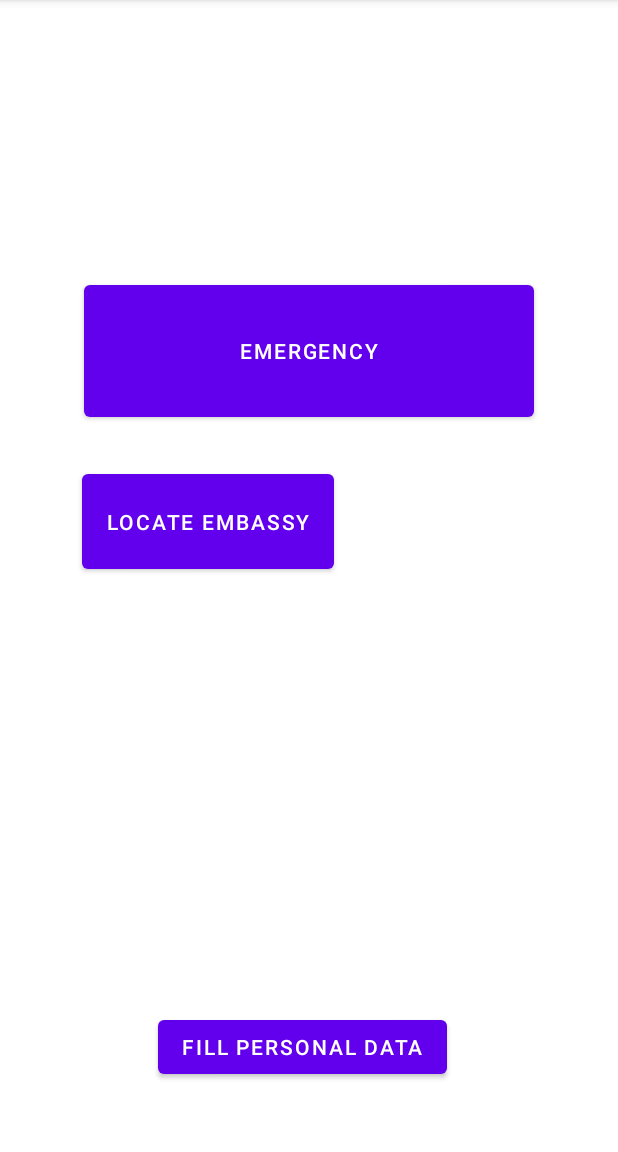
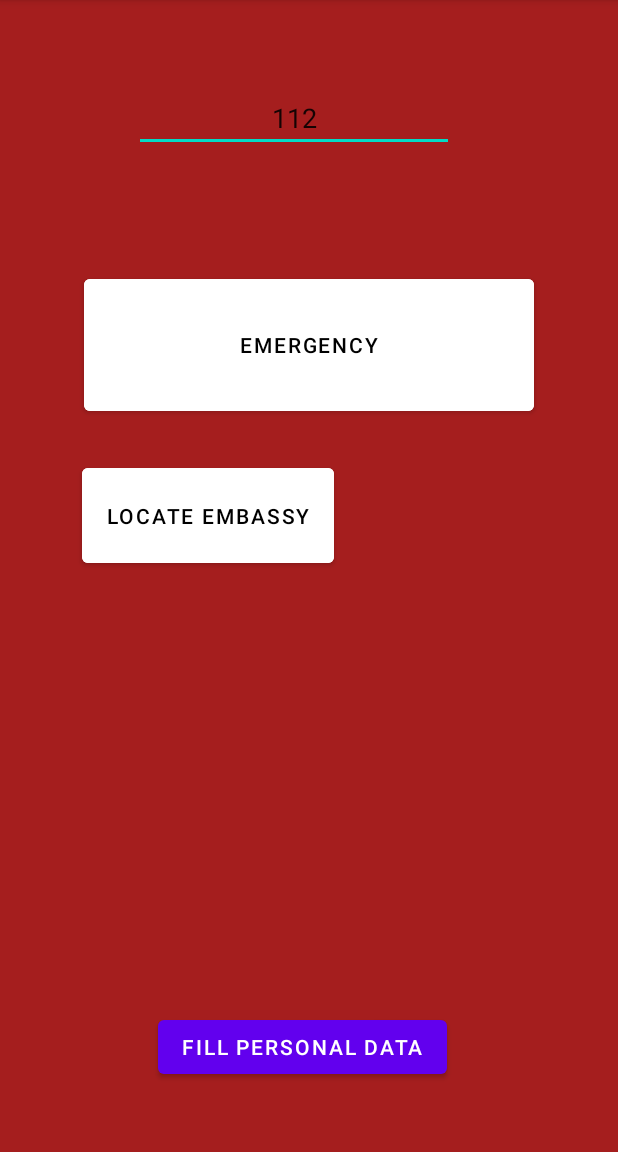
Before and after one commit to IvanBitunjac/Project112, an Android app: the screen it shows after launch (MainActivity), on a phone screen of 412 x 824 dp, the part 84-1236 px from its top. Run offline under Robolectric (Android 15) with nearby library versions, the phone set to English and light mode, and no system bars.

Commit message:
changed buttons colors on main activity

```diff
--- a/app/src/main/res/layout/activity_main.xml
+++ b/app/src/main/res/layout/activity_main.xml
@@ -4,17 +4,21 @@
     xmlns:tools="http://schemas.android.com/tools"
     android:layout_width="match_parent"
     android:layout_height="match_parent"
+    android:background="#A51E1E"
     tools:context=".MainActivity">
 
     <Button
-        android:id="@+id/button"
+        android:id="@+id/emergency_button"
         android:layout_width="300dp"
         android:layout_height="100dp"
         android:layout_marginStart="150dp"
-        android:layout_marginTop="184dp"
+        android:layout_marginTop="180dp"
         android:layout_marginEnd="160dp"
+        android:autoText="true"
+        android:backgroundTint="#FFFFFF"
         android:onClick="emergancyOnClick"
         android:text="Emergency"
+        android:textColor="#000000"
         app:layout_constraintEnd_toEndOf="parent"
         app:layout_constraintHorizontal_bias="0.477"
         app:layout_constraintStart_toStartOf="parent"
@@ -27,12 +31,15 @@
         android:layout_marginStart="10dp"
         android:layout_marginTop="26dp"
         android:layout_marginEnd="170dp"
+        android:autoText="true"
+        android:backgroundTint="#FFFFFF"
         android:onClick="locateOnClick"
         android:text="Locate embassy"
+        android:textColor="#000000"
         app:layout_constraintEnd_toEndOf="parent"
         app:layout_constraintHorizontal_bias="0.698"
         app:layout_constraintStart_toStartOf="parent"
-        app:layout_constraintTop_toBottomOf="@+id/button" />
+        app:layout_constraintTop_toBottomOf="@+id/emergency_button" />
 
     <Button
         android:id="@+id/fillPersonData_button"
@@ -46,4 +53,19 @@
         app:layout_constraintBottom_toBottomOf="parent"
         app:layout_constraintEnd_toEndOf="parent"
         app:layout_constraintStart_toStartOf="parent" />
+
+    <EditText
+        android:id="@+id/editTextTextPersonName"
+        android:layout_width="wrap_content"
+        android:layout_height="wrap_content"
+        android:layout_marginStart="91dp"
+        android:layout_marginTop="56dp"
+        android:layout_marginEnd="111dp"
+        android:ems="10"
+        android:gravity="center"
+        android:inputType="textPersonName"
+        android:text="112"
+        app:layout_constraintEnd_toEndOf="parent"
+        app:layout_constraintStart_toStartOf="parent"
+        app:layout_constraintTop_toTopOf="parent" />
 </androidx.constraintlayout.widget.ConstraintLayout>
```
